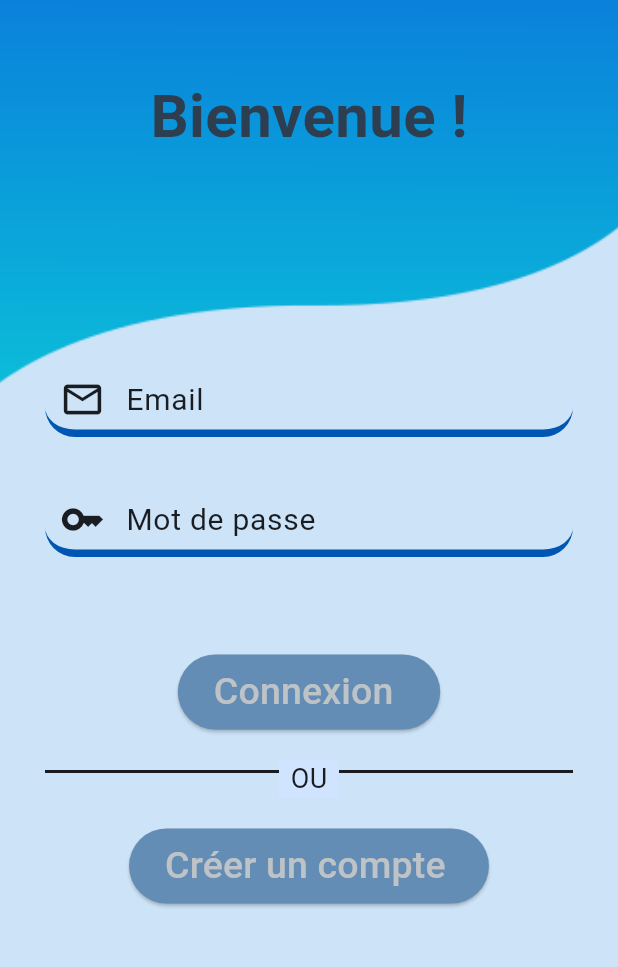
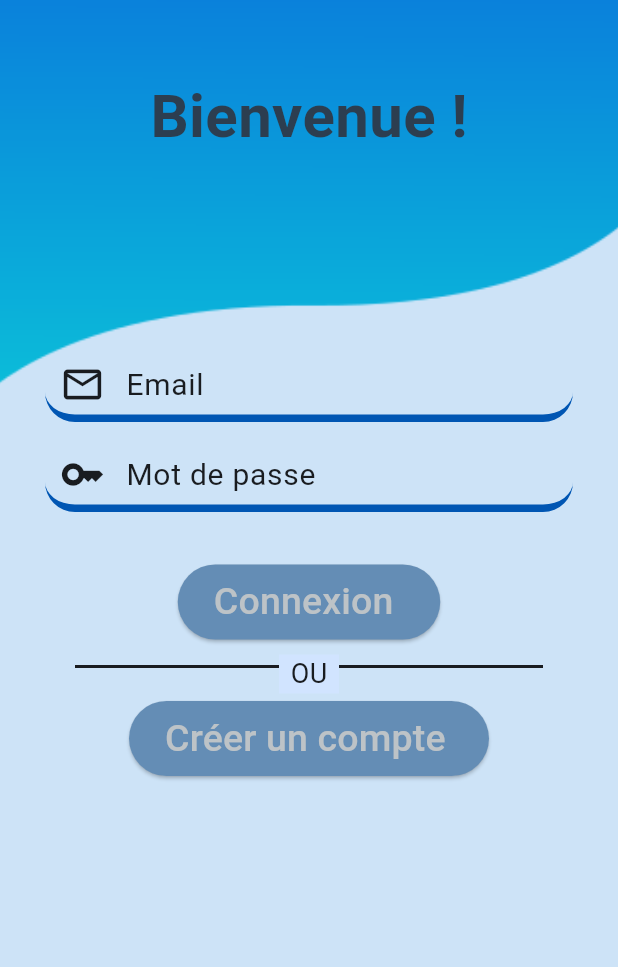
Before and after one commit to Kurobaka67/tds2, a Flutter app: the screen it shows after launch, on a phone screen of 412 x 824 dp, the part 196-1163 px from its top. Run offline on Flutter 3.47's test engine with Material 3 defaults, Android fonts, the phone set to English and light mode, and no system bars; our stand-ins replace device_info_plus, file_picker, firebase_core, firebase_messaging, form_field_validator, image_picker and 6 more; missing offline and left inert: dart:ffi; accounts and stored records are empty.

Commit message:
Modification 15/01

```diff
--- a/lib/my_globals.dart
+++ b/lib/my_globals.dart
@@ -2,8 +2,10 @@ library global;
 
 import 'package:flutter/material.dart';
 
-String url = "http://10.0.2.2:3000";
+//String url = "http://10.0.2.2:3000";
+String url = "http://192.168.137.1:3000";
 
 String title = "";
 String content = "";
 ThemeMode themeMode = ThemeMode.system;
+bool isBottomSheetShow = false;
--- a/lib/screens/login_screen.dart
+++ b/lib/screens/login_screen.dart
@@ -35,7 +35,11 @@ class _LoginScreenState extends State<LoginScreen> {
           ),
         ),
       ),
-      Scaffold(
+      GestureDetector(
+        onTap: () {
+          FocusScope.of(context).unfocus();
+        },
+        child: Scaffold(
             resizeToAvoidBottomInset: false,
             backgroundColor: Colors.transparent,
             body: SingleChildScrollView(
@@ -69,12 +73,12 @@ class _LoginScreenState extends State<LoginScreen> {
                       const Center(
                           child: LoginForm()
                       ),
-                    const SizedBox(height: 20),
+                      const SizedBox(height: 10),
                       Stack(
                         children: [
                           Divider(
-                          endIndent: 30,
-                          indent: 30,
+                            endIndent: 50,
+                            indent: 50,
                             thickness: 2,
                             color: theme.colorScheme.onSurface,
                           ),
@@ -89,7 +93,7 @@ class _LoginScreenState extends State<LoginScreen> {
                           ),
                         ],
                       ),
-                    const SizedBox(height: 20),
+                      const SizedBox(height: 5),
                       ElevatedButton(
                           onPressed: () {
                               _navigateToSigninScreen(context);
@@ -112,7 +116,8 @@ class _LoginScreenState extends State<LoginScreen> {
                       ),
                     ],
                   )),
-          ))
+            )),
+      )
     ]);
   }
 
--- a/lib/services/messages_services.dart
+++ b/lib/services/messages_services.dart
@@ -86,7 +86,7 @@ class MessageService {
     return false;
   }
 
-  Future<bool> createNewGroupMessage(String content, int id, int groupId, int roleGroup) async {
+  Future<bool> createNewGroupMessage(String content, int id, int groupId, int roleGroup, String? file) async {
     try {
       var client = http.Client();
       var uri = Uri.parse('${globals.url}/message/group');
@@ -98,6 +98,7 @@ class MessageService {
             "content": content,
             "userId": id,
             "groupId": groupId,
+            "file": file
           }));
       if (response.statusCode == 200) {
         return true;
--- a/lib/services/users_services.dart
+++ b/lib/services/users_services.dart
@@ -50,7 +50,7 @@ class UsersService {
           body: jsonEncode({
             "email": email,
           }));
-      if (response.statusCode == 200) {
+      if (response.statusCode == 204) {
         return true;
       }
       else{
--- a/lib/widgets/login_form.dart
+++ b/lib/widgets/login_form.dart
@@ -1,6 +1,7 @@
 import 'package:flutter/material.dart';
 import 'package:flutter/services.dart';
 import 'package:form_field_validator/form_field_validator.dart';
+import 'package:loading_animation_widget/loading_animation_widget.dart';
 import 'package:shared_preferences/shared_preferences.dart';
 import 'package:tds2/models/user_model.dart';
 import '../screens/screens.dart';
@@ -35,12 +36,14 @@ class _LoginFormState extends State<LoginForm> {
       isLoading = true;
       email = emailController.text.toLowerCase();
       password = passwordController.text;
-      isLoading = false;
     });
     List<UserModel>? result = (await UsersService().login(email, password));
 
     emailController.clear();
     passwordController.clear();
+    setState(() {
+      isLoading = false;
+    });
     if(result != null) {
       await prefs?.setInt('id', result[0].id);
       await prefs?.setString('email', result[0].email);
@@ -67,9 +70,10 @@ class _LoginFormState extends State<LoginForm> {
       child: Column(
           children: [
             Padding(
-              padding: const EdgeInsets.symmetric(horizontal: 30, vertical: 15),
+              padding: const EdgeInsets.symmetric(horizontal: 30, vertical: 5),
               child: TextFormField(
                 focusNode: myFocusNode,
+                textInputAction: TextInputAction.next,
                 onEditingComplete: () {
                   SystemChrome.restoreSystemUIOverlays();
                 },
@@ -122,8 +126,9 @@ class _LoginFormState extends State<LoginForm> {
               ),
             ),
             Padding(
-              padding: const EdgeInsets.symmetric(horizontal: 30, vertical: 15),
+              padding: const EdgeInsets.symmetric(horizontal: 30, vertical: 5),
               child: TextFormField(
+                textInputAction: TextInputAction.done,
                 onEditingComplete: () {
                   SystemChrome.restoreSystemUIOverlays();
                 },
@@ -174,7 +179,7 @@ class _LoginFormState extends State<LoginForm> {
                 ),
               ),
             ),
-            const SizedBox(height: 50),
+            const SizedBox(height: 30),
             ElevatedButton(
                 onPressed: () {
                   if (loginFormKey.currentState!.validate()) {
@@ -184,7 +189,7 @@ class _LoginFormState extends State<LoginForm> {
                 },
                 style: ElevatedButton.styleFrom(
                   backgroundColor: theme.colorScheme.secondary,
-                  fixedSize: Size(isLoading?210:175, 50),
+                  fixedSize: Size(isLoading?200:175, 50),
                 ),
                 child: Row(
                   children: [
@@ -195,6 +200,11 @@ class _LoginFormState extends State<LoginForm> {
                         fontSize: 25,
                       ),
                     ),
+                    if(isLoading)
+                      LoadingAnimationWidget.fourRotatingDots(
+                        size: 30,
+                        color: Colors.black45,
+                      ),
                   ],
                 )
             ),
--- a/lib/widgets/options_menu.dart
+++ b/lib/widgets/options_menu.dart
@@ -26,6 +26,7 @@ class _OptionsMenuState extends State<OptionsMenu> {
 
   Future<void> logout() async {
     bool result = (await UsersService().logout(email));
+    print(result);
     if(result){
       await prefs?.setInt('id', -1);
       await prefs?.setString('email', '');
```
Also changed, not shown: lib/models/file_model.dart (added, +27 -0 lines), lib/screens/group_message_screen.dart (+3 -37 lines), lib/screens/signin_screen.dart (+6 -1 lines), lib/services/file.dart (added, +54 -0 lines), lib/widgets/new_message_text_field.dart (+32 -5 lines), lib/widgets/signin_form.dart (+11 -6 lines), pubspec.lock, 1 other file. Lines whose indentation alone changed are shown as unchanged.
